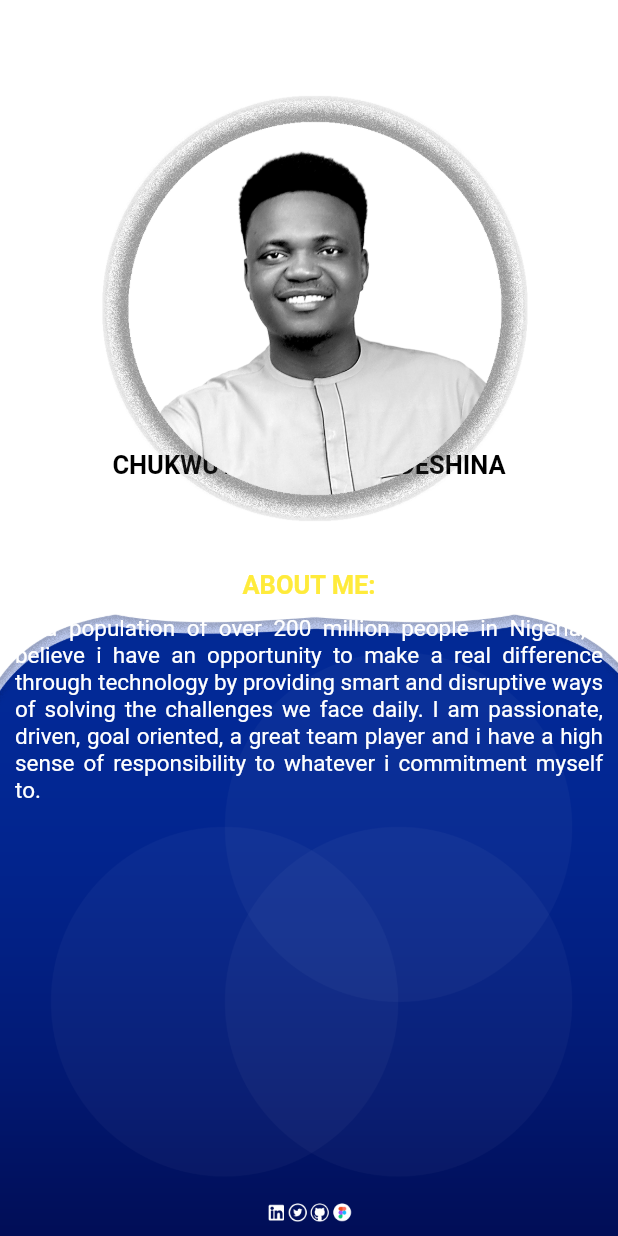
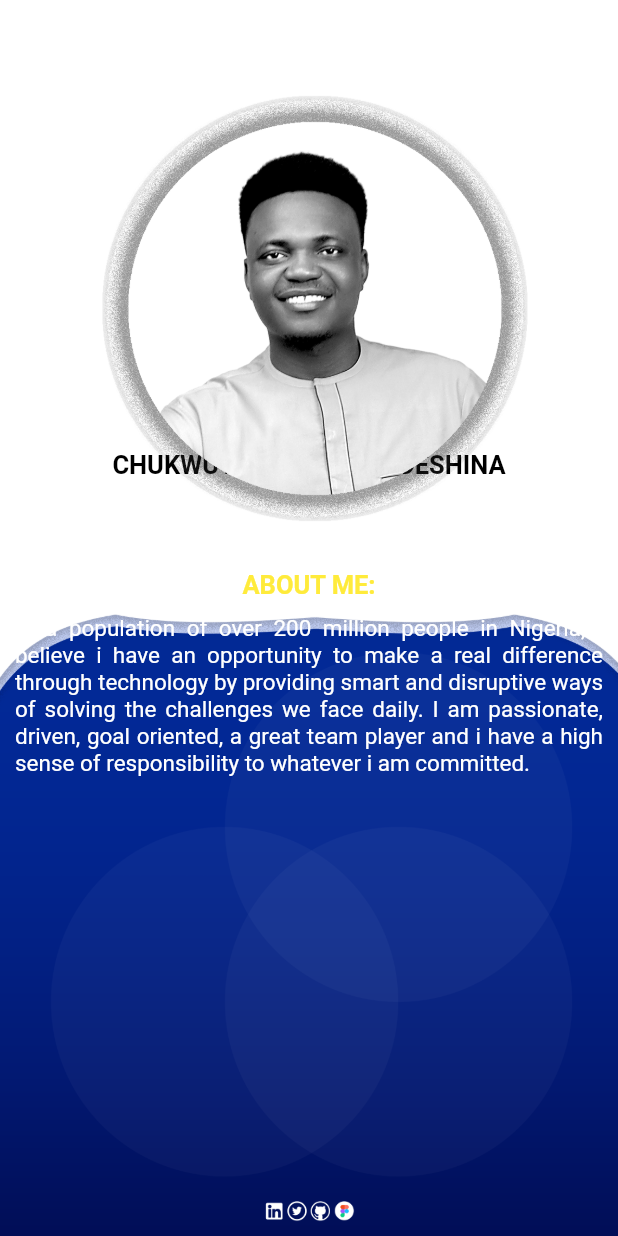
Before and after one commit to YenumJay/YenumPortfolioApp, a Flutter app: the screen it shows after launch, on a phone screen of 412 x 824 dp. Run offline on Flutter 3.47's test engine with Material 2 defaults, Android fonts, the phone set to English and light mode, and no system bars.

Commit message:
Update main.dart

```diff
--- a/lib/main.dart
+++ b/lib/main.dart
@@ -52,7 +52,7 @@ class MyPortfolio extends StatelessWidget {
                   alignment: Alignment.center,
                   margin: EdgeInsets.all(10),
                   child: Text(
-                    'In a population of over 200 million people in Nigeria, I believe i have an opportunity to make a real difference through technology by providing smart and disruptive ways of solving the challenges we face daily. I am passionate, driven, goal oriented, a great team player and i have a high sense of responsibility to whatever i commitment myself to.',
+                    'In a population of over 200 million people in Nigeria, I believe i have an opportunity to make a real difference through technology by providing smart and disruptive ways of solving the challenges we face daily. I am passionate, driven, goal oriented, a great team player and i have a high sense of responsibility to whatever i am committed.',
                     textAlign: TextAlign.justify,
                     textDirection: TextDirection.ltr,
                     style: TextStyle(
```
